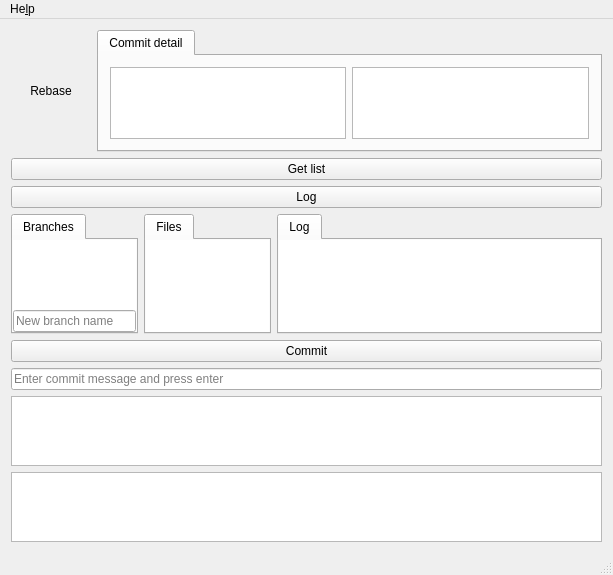
Above: Git-z/mainwindow.ui from ybznek/git-z before the change. Below: the same form after it.
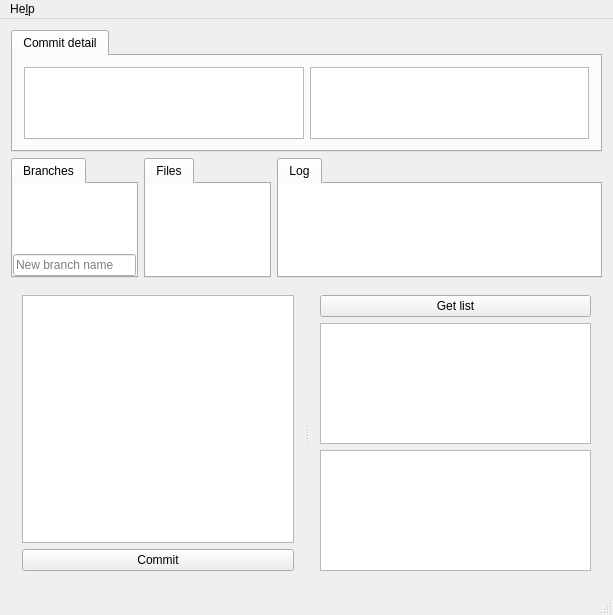
That is the form after the change. Icons and pictures are not drawn.

```diff
--- a/Git-z/mainwindow.ui
+++ b/Git-z/mainwindow.ui
@@ -7,52 +7,16 @@
     <x>0</x>
     <y>0</y>
     <width>613</width>
-    <height>574</height>
+    <height>615</height>
    </rect>
   </property>
   <property name="windowTitle">
    <string>MainWindow</string>
   </property>
   <widget class="QWidget" name="centralWidget">
-   <layout class="QVBoxLayout" name="verticalLayout">
+   <layout class="QVBoxLayout" name="verticalLayout_3">
     <item>
      <layout class="QHBoxLayout" name="horizontalLayout_2">
-      <item>
-       <widget class="QPushButton" name="pushButton">
-        <property name="sizePolicy">
-         <sizepolicy hsizetype="Expanding" vsizetype="Expanding">
-          <horstretch>0</horstretch>
-          <verstretch>0</verstretch>
-         </sizepolicy>
-        </property>
-        <property name="focusPolicy">
-         <enum>Qt::NoFocus</enum>
-        </property>
-        <property name="acceptDrops">
-         <bool>false</bool>
-        </property>
-        <property name="layoutDirection">
-         <enum>Qt::LeftToRight</enum>
-        </property>
-        <property name="text">
-         <string>Rebase</string>
-        </property>
-        <property name="icon">
-         <iconset theme="edit-redo">
-          <normaloff/>
-         </iconset>
-        </property>
-        <property name="iconSize">
-         <size>
-          <width>64</width>
-          <height>64</height>
-         </size>
-        </property>
-        <property name="flat">
-         <bool>true</bool>
-        </property>
-       </widget>
-      </item>
       <item>
        <widget class="QTabWidget" name="tabWidget_4">
         <property name="currentIndex">
@@ -75,26 +39,6 @@
       </item>
      </layout>
     </item>
-    <item>
-     <widget class="QPushButton" name="refreshButton">
-      <property name="text">
-       <string>Get list</string>
-      </property>
-      <property name="default">
-       <bool>false</bool>
-      </property>
-      <property name="flat">
-       <bool>false</bool>
-      </property>
-     </widget>
-    </item>
-    <item>
-     <widget class="QPushButton" name="logViewButton">
-      <property name="text">
-       <string>Log</string>
-      </property>
-     </widget>
-    </item>
     <item>
      <layout class="QHBoxLayout" name="horizontalLayout">
       <item>
@@ -207,7 +151,7 @@
           <property name="spacing">
            <number>0</number>
           </property>
-          <item row="0" column="0">
+          <item row="0" column="1">
            <widget class="QTreeView" name="fileView">
             <property name="frameShape">
              <enum>QFrame::NoFrame</enum>
@@ -314,25 +258,62 @@
      </layout>
     </item>
     <item>
-     <widget class="QPushButton" name="commitButton">
-      <property name="text">
-       <string>Commit</string>
+     <widget class="QSplitter" name="splitter">
+      <property name="orientation">
+       <enum>Qt::Horizontal</enum>
       </property>
+      <widget class="QWidget" name="">
+       <layout class="QVBoxLayout" name="verticalLayout">
+        <item>
+         <widget class="QPlainTextEdit" name="commitMessage">
+          <property name="sizePolicy">
+           <sizepolicy hsizetype="MinimumExpanding" vsizetype="Expanding">
+            <horstretch>0</horstretch>
+            <verstretch>0</verstretch>
+           </sizepolicy>
+          </property>
+         </widget>
+        </item>
+        <item>
+         <widget class="QPushButton" name="commitButton">
+          <property name="sizePolicy">
+           <sizepolicy hsizetype="MinimumExpanding" vsizetype="Fixed">
+            <horstretch>0</horstretch>
+            <verstretch>0</verstretch>
+           </sizepolicy>
+          </property>
+          <property name="text">
+           <string>Commit</string>
+          </property>
+         </widget>
+        </item>
+       </layout>
+      </widget>
+      <widget class="QWidget" name="">
+       <layout class="QVBoxLayout" name="verticalLayout_2">
+        <item>
+         <widget class="QPushButton" name="refreshButton">
+          <property name="text">
+           <string>Get list</string>
+          </property>
+          <property name="default">
+           <bool>false</bool>
+          </property>
+          <property name="flat">
+           <bool>false</bool>
+          </property>
+         </widget>
+        </item>
+        <item>
+         <widget class="QPlainTextEdit" name="logView"/>
+        </item>
+        <item>
+         <widget class="QColumnView" name="indexView"/>
+        </item>
+       </layout>
+      </widget>
      </widget>
     </item>
-    <item>
-     <widget class="QLineEdit" name="commitMessage">
-      <property name="placeholderText">
-       <string>Enter commit message and press enter</string>
-      </property>
-     </widget>
-    </item>
-    <item>
-     <widget class="QPlainTextEdit" name="logView"/>
-    </item>
-    <item>
-     <widget class="QColumnView" name="indexView"/>
-    </item>
    </layout>
   </widget>
   <widget class="QMenuBar" name="menuBar">
```
